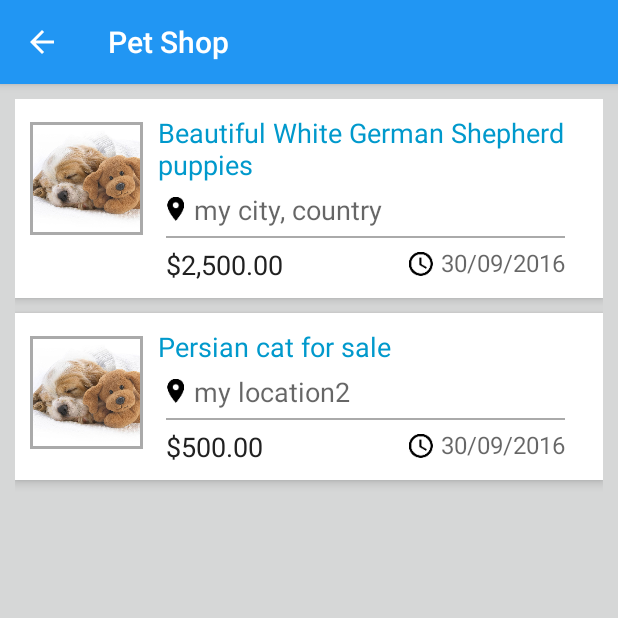
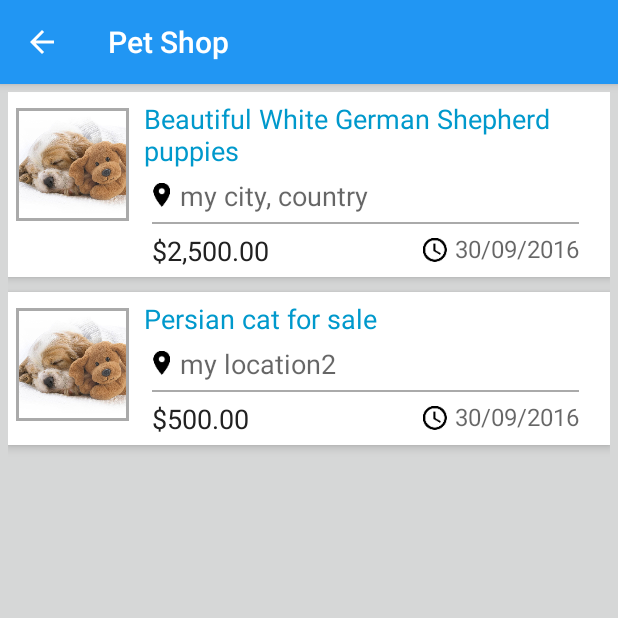
Before and after one commit to ahmedbass/MyPetFriend, an Android app: the PetShopActivity screen opened directly, with no data from a screen before it, on a phone screen of 412 x 824 dp, the top half of it. Run offline under Robolectric (Android 15) with nearby library versions, the phone set to English and light mode, and no system bars.

Commit message:
My first commit

```diff
--- a/app/src/main/java/com/ahmedbass/mypetfriend/MainActivity.java
+++ b/app/src/main/java/com/ahmedbass/mypetfriend/MainActivity.java
@@ -21,7 +21,6 @@ public class MainActivity extends AppCompatActivity {
         myPets_btn = (ImageButton) findViewById(R.id.pet_places_btn);
         myPets_btn = (ImageButton) findViewById(R.id.pet_shop_btn);
         myPets_btn = (ImageButton) findViewById(R.id.vets_btn);
-
     }
 
     public void moveToActivity(View view) {
--- a/app/src/main/res/layout/activity_advert.xml
+++ b/app/src/main/res/layout/activity_advert.xml
@@ -17,7 +17,7 @@
 
         <ImageView
             android:id="@+id/advert_images"
-            android:layout_width="match_parent"
+            android:layout_width="wrap_content"
             android:layout_height="200dp"
             android:src="@drawable/dog_img"
             android:background="@android:color/darker_gray"
--- a/app/src/main/res/layout/activity_pet_shop.xml
+++ b/app/src/main/res/layout/activity_pet_shop.xml
@@ -4,7 +4,7 @@
     android:id="@+id/shop_deals_listview"
     android:layout_width="match_parent"
     android:layout_height="match_parent"
-    android:padding="10dp"
+    android:padding="5dp"
     android:drawSelectorOnTop="true"
     android:divider="@android:color/transparent"
     android:dividerHeight="10dp"
--- a/app/src/main/res/layout/list_item_advert.xml
+++ b/app/src/main/res/layout/list_item_advert.xml
@@ -4,7 +4,7 @@
     android:layout_width="match_parent"
     android:layout_height="wrap_content"
     xmlns:tools="http://schemas.android.com/tools"
-    android:padding="10dp"
+    android:padding="5dp"
     android:background="@android:color/background_light"
     android:elevation="4dp">
 
```
